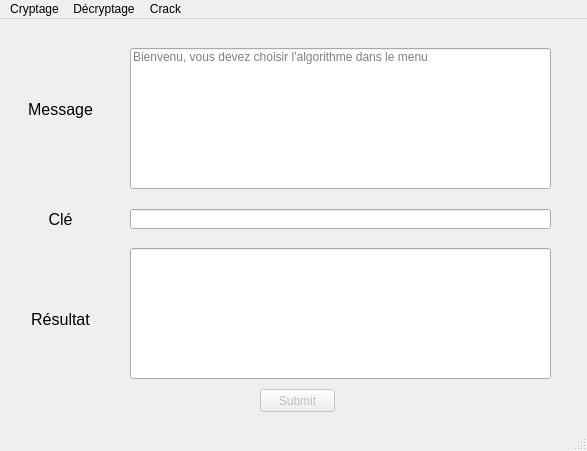
This is UI/GUI.ui in Spielberg50/Encoder as Qt 5 draws it before an edit. The edited form follows.
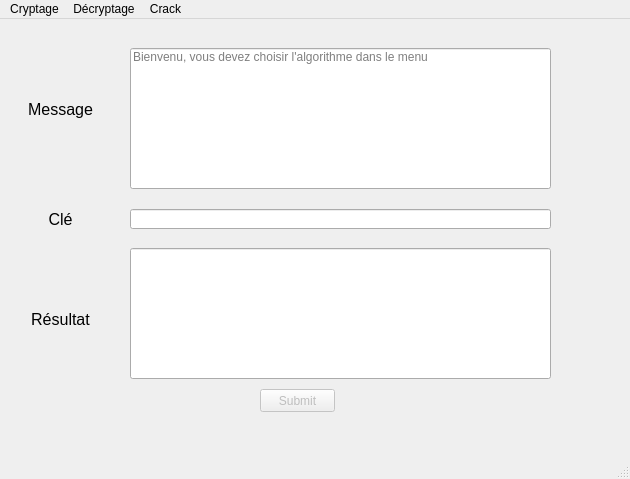
This is the edited form.

What changed in the file:
```diff
--- a/UI/GUI.ui
+++ b/UI/GUI.ui
@@ -6,8 +6,8 @@
    <rect>
     <x>0</x>
     <y>0</y>
-    <width>587</width>
-    <height>451</height>
+    <width>630</width>
+    <height>479</height>
    </rect>
   </property>
   <property name="windowTitle">
@@ -159,7 +159,7 @@
     <rect>
      <x>0</x>
      <y>0</y>
-     <width>587</width>
+     <width>630</width>
      <height>21</height>
     </rect>
    </property>
```
